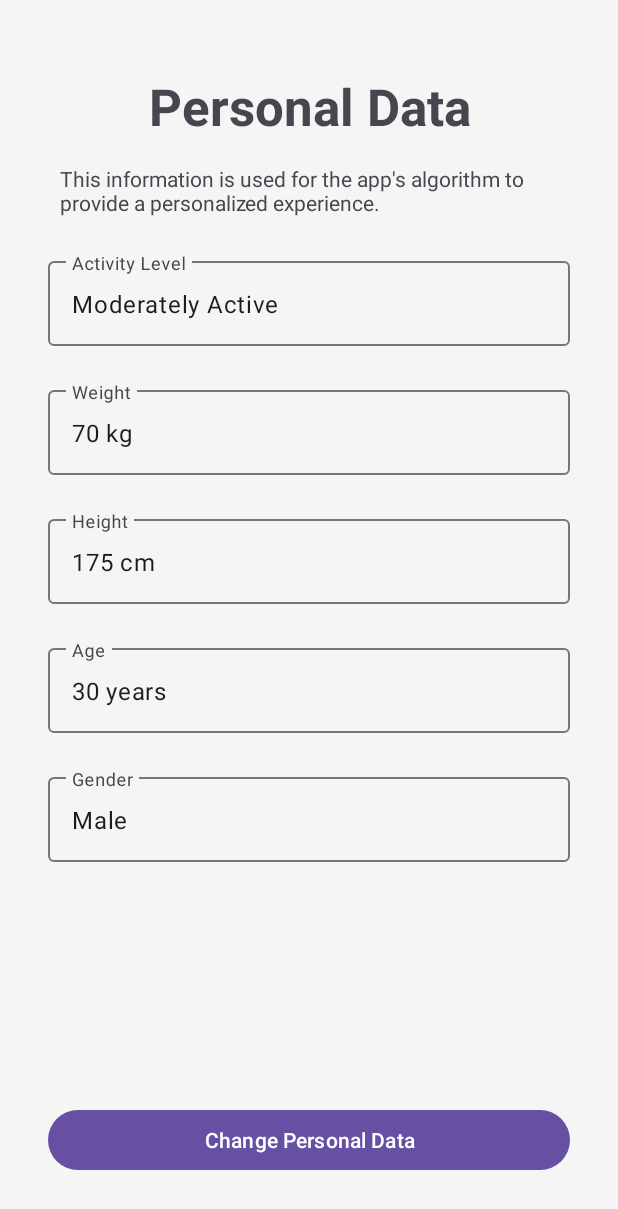
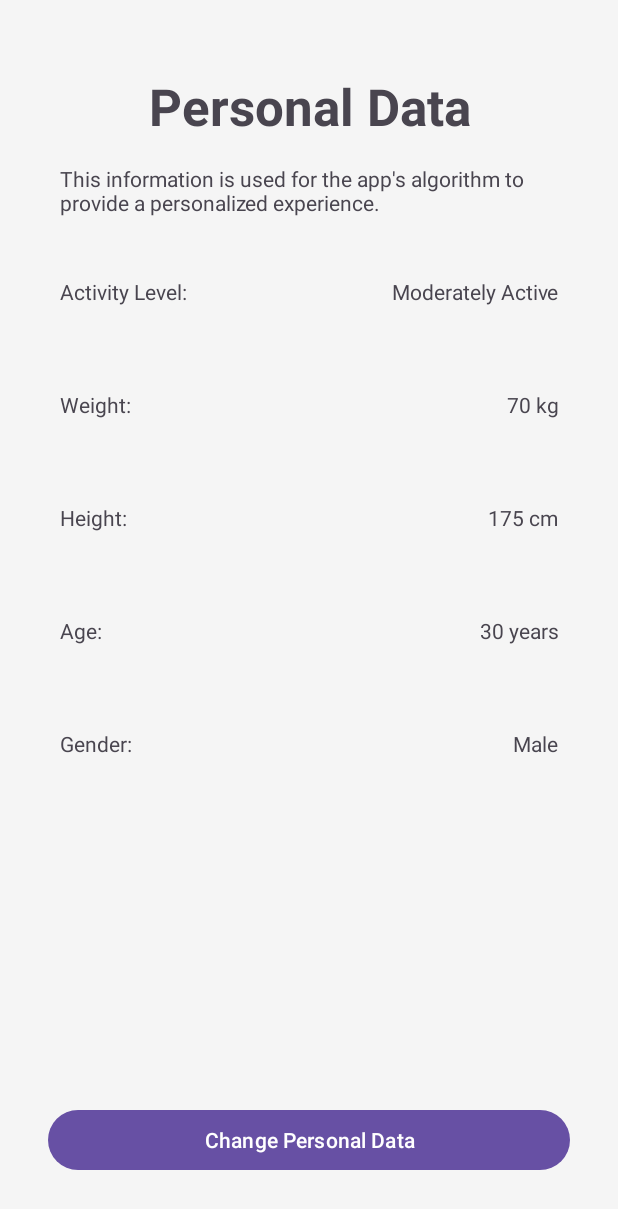
Before and after one commit to NutriLensAI/Mobile-Development, an Android app: the fragment PersonalFragment placed in its activity, on a phone screen of 412 x 824 dp. Shown: the top 1209 px of the screen. Run offline under Robolectric (Android 15) with nearby library versions, the phone set to English and light mode, and no system bars; 1 statement that could not run was skipped.

Commit message:
update still working it

```diff
--- a/app/src/main/java/com/capstone/mobiledevelopment/nutrilens/view/settings/personal/PersonalFragment.kt
+++ b/app/src/main/java/com/capstone/mobiledevelopment/nutrilens/view/settings/personal/PersonalFragment.kt
@@ -1,12 +1,15 @@
 package com.capstone.mobiledevelopment.nutrilens.view.settings.personal
 
+import android.content.Intent
 import androidx.fragment.app.viewModels
 import android.os.Bundle
 import androidx.fragment.app.Fragment
 import android.view.LayoutInflater
 import android.view.View
 import android.view.ViewGroup
+import android.widget.Button
 import com.capstone.mobiledevelopment.nutrilens.R
+import com.capstone.mobiledevelopment.nutrilens.view.settings.personal.changepersonal.PersonalActivity
 
 class PersonalFragment : Fragment() {
 
@@ -24,6 +27,15 @@ class PersonalFragment : Fragment() {
 
     override fun onCreateView(inflater: LayoutInflater, container: ViewGroup?,
                               savedInstanceState: Bundle?): View {
-        return inflater.inflate(R.layout.fragment_personal, container, false)
+        // Inflate the layout for this fragment
+        val view = inflater.inflate(R.layout.fragment_personal, container, false)
+
+        val btnChangePersonalData = view.findViewById<Button>(R.id.btnChangePersonalData)
+        btnChangePersonalData.setOnClickListener {
+            val intent = Intent(activity, PersonalActivity::class.java)
+            startActivity(intent)
+        }
+
+        return view
     }
 }
--- a/app/src/main/java/com/capstone/mobiledevelopment/nutrilens/view/settings/personal/changepersonal/PersonalActivity.kt
+++ b/app/src/main/java/com/capstone/mobiledevelopment/nutrilens/view/settings/personal/changepersonal/PersonalActivity.kt
@@ -6,16 +6,25 @@ import androidx.appcompat.app.AppCompatActivity
 import androidx.core.view.ViewCompat
 import androidx.core.view.WindowInsetsCompat
 import com.capstone.mobiledevelopment.nutrilens.R
+import com.capstone.mobiledevelopment.nutrilens.view.settings.personal.changepersonal.activitylevel.ActivityLevelFragment
 
 class PersonalActivity : AppCompatActivity() {
     override fun onCreate(savedInstanceState: Bundle?) {
         super.onCreate(savedInstanceState)
         enableEdgeToEdge()
         setContentView(R.layout.activity_personal)
+
         ViewCompat.setOnApplyWindowInsetsListener(findViewById(R.id.main)) { v, insets ->
             val systemBars = insets.getInsets(WindowInsetsCompat.Type.systemBars())
             v.setPadding(systemBars.left, systemBars.top, systemBars.right, systemBars.bottom)
             insets
         }
+
+        // Check if this is the first creation
+        if (savedInstanceState == null) {
+            supportFragmentManager.beginTransaction()
+                .replace(R.id.fragment_container, ActivityLevelFragment.newInstance())
+                .commit()
+        }
     }
 }
--- a/app/src/main/res/layout/fragment_personal.xml
+++ b/app/src/main/res/layout/fragment_personal.xml
@@ -40,110 +40,152 @@
             app:layout_constraintStart_toStartOf="@+id/titlePersonalData"
             app:layout_constraintTop_toBottomOf="@id/titlePersonalData" />
 
-        <!-- Activity Level Display -->
-        <com.google.android.material.textfield.TextInputLayout
-            android:id="@+id/tilActivityLevel"
-            android:layout_width="0dp"
+
+        <!-- Section for Activity Level -->
+
+        <!-- Section for Weight -->
+        <LinearLayout
+            android:id="@+id/ActivityLevel"
+            android:layout_width="match_parent"
             android:layout_height="wrap_content"
-            android:layout_marginStart="16dp"
+            android:layout_marginStart="8dp"
             android:layout_marginTop="24dp"
-            android:layout_marginEnd="16dp"
+            android:layout_marginEnd="8dp"
+            android:orientation="horizontal"
+            android:padding="16dp"
             app:layout_constraintEnd_toEndOf="parent"
             app:layout_constraintStart_toStartOf="parent"
-            app:layout_constraintTop_toBottomOf="@id/explanationText">
+            app:layout_constraintTop_toBottomOf="@+id/explanationText">
 
-            <com.google.android.material.textfield.TextInputEditText
-                android:id="@+id/etActivityLevel"
-                android:layout_width="match_parent"
+            <TextView
+                android:layout_width="0dp"
                 android:layout_height="wrap_content"
-                android:focusable="false"
-                android:hint="Activity Level"
+                android:layout_weight="1"
+                android:text="Activity Level:" />
+
+            <TextView
+                android:id="@+id/tvActivityLevel"
+                android:layout_width="wrap_content"
+                android:layout_height="wrap_content"
+                android:gravity="end"
                 android:text="Moderately Active" />
-        </com.google.android.material.textfield.TextInputLayout>
 
-        <!-- Weight Display -->
-        <com.google.android.material.textfield.TextInputLayout
-            android:id="@+id/tilWeight"
-            android:layout_width="0dp"
+        </LinearLayout>
+
+        <!-- Section for Height -->
+        <LinearLayout
+            android:id="@+id/Weight"
+            android:layout_width="match_parent"
             android:layout_height="wrap_content"
-            android:layout_marginStart="16dp"
+            android:layout_marginStart="8dp"
             android:layout_marginTop="24dp"
-            android:layout_marginEnd="16dp"
+            android:layout_marginEnd="8dp"
+            android:orientation="horizontal"
+            android:padding="16dp"
             app:layout_constraintEnd_toEndOf="parent"
             app:layout_constraintStart_toStartOf="parent"
-            app:layout_constraintTop_toBottomOf="@id/tilActivityLevel">
+            app:layout_constraintTop_toBottomOf="@+id/ActivityLevel">
 
-            <com.google.android.material.textfield.TextInputEditText
-                android:id="@+id/etWeight"
-                android:layout_width="match_parent"
+            <TextView
+                android:layout_width="0dp"
                 android:layout_height="wrap_content"
-                android:focusable="false"
-                android:hint="Weight"
+                android:layout_weight="1"
+                android:text="Weight:" />
+
+            <TextView
+                android:id="@+id/tvWeight"
+                android:layout_width="wrap_content"
+                android:layout_height="wrap_content"
+                android:gravity="end"
                 android:text="70 kg" />
-        </com.google.android.material.textfield.TextInputLayout>
 
-        <!-- Height Display -->
-        <com.google.android.material.textfield.TextInputLayout
-            android:id="@+id/tilHeight"
-            android:layout_width="0dp"
+        </LinearLayout>
+
+        <!-- Section for Age -->
+        <LinearLayout
+            android:id="@+id/Height"
+            android:layout_width="match_parent"
             android:layout_height="wrap_content"
-            android:layout_marginStart="16dp"
+            android:layout_marginStart="8dp"
             android:layout_marginTop="24dp"
-            android:layout_marginEnd="16dp"
+            android:layout_marginEnd="8dp"
+            android:orientation="horizontal"
+            android:padding="16dp"
             app:layout_constraintEnd_toEndOf="parent"
             app:layout_constraintStart_toStartOf="parent"
-            app:layout_constraintTop_toBottomOf="@id/tilWeight">
+            app:layout_constraintTop_toBottomOf="@+id/Weight">
 
-            <com.google.android.material.textfield.TextInputEditText
-                android:id="@+id/etHeight"
-                android:layout_width="match_parent"
+            <TextView
+                android:layout_width="0dp"
                 android:layout_height="wrap_content"
-                android:focusable="false"
-                android:hint="Height"
+                android:layout_weight="1"
+                android:text="Height:" />
+
+            <TextView
+                android:id="@+id/tvHeight"
+                android:layout_width="wrap_content"
+                android:layout_height="wrap_content"
+                android:gravity="end"
                 android:text="175 cm" />
-        </com.google.android.material.textfield.TextInputLayout>
 
-        <!-- Age Display -->
-        <com.google.android.material.textfield.TextInputLayout
-            android:id="@+id/tilAge"
-            android:layout_width="0dp"
+        </LinearLayout>
+
+        <!-- Section for Gender -->
+        <LinearLayout
+            android:id="@+id/Age"
+            android:layout_width="match_parent"
             android:layout_height="wrap_content"
-            android:layout_marginStart="16dp"
+            android:layout_marginStart="8dp"
             android:layout_marginTop="24dp"
-            android:layout_marginEnd="16dp"
+            android:layout_marginEnd="8dp"
+            android:orientation="horizontal"
+            android:padding="16dp"
             app:layout_constraintEnd_toEndOf="parent"
             app:layout_constraintStart_toStartOf="parent"
-            app:layout_constraintTop_toBottomOf="@id/tilHeight">
+            app:layout_constraintTop_toBottomOf="@+id/Height">
 
-            <com.google.android.material.textfield.TextInputEditText
-                android:id="@+id/etAge"
-                android:layout_width="match_parent"
+            <TextView
+                android:layout_width="0dp"
                 android:layout_height="wrap_content"
-                android:focusable="false"
-                android:hint="Age"
+                android:layout_weight="1"
+                android:text="Age:" />
+
+            <TextView
+                android:id="@+id/tvAge"
+                android:layout_width="wrap_content"
+                android:layout_height="wrap_content"
+                android:gravity="end"
                 android:text="30 years" />
-        </com.google.android.material.textfield.TextInputLayout>
 
-        <!-- Gender Display -->
-        <com.google.android.material.textfield.TextInputLayout
-            android:id="@+id/tilGender"
-            android:layout_width="0dp"
+        </LinearLayout>
+
+        <LinearLayout
+            android:id="@+id/Gender"
+            android:layout_width="match_parent"
             android:layout_height="wrap_content"
-            android:layout_marginStart="16dp"
+            android:layout_marginStart="8dp"
             android:layout_marginTop="24dp"
-            android:layout_marginEnd="16dp"
+            android:layout_marginEnd="8dp"
+            android:orientation="horizontal"
+            android:padding="16dp"
             app:layout_constraintEnd_toEndOf="parent"
             app:layout_constraintStart_toStartOf="parent"
-            app:layout_constraintTop_toBottomOf="@id/tilAge">
+            app:layout_constraintTop_toBottomOf="@+id/Age">
 
-            <com.google.android.material.textfield.TextInputEditText
-                android:id="@+id/etGender"
-                android:layout_width="match_parent"
+            <TextView
+                android:layout_width="0dp"
                 android:layout_height="wrap_content"
-                android:focusable="false"
-                android:hint="Gender"
+                android:layout_weight="1"
+                android:text="Gender:" />
+
+            <TextView
+                android:id="@+id/tvGender"
+                android:layout_width="wrap_content"
+                android:layout_height="wrap_content"
+                android:gravity="end"
                 android:text="Male" />
-        </com.google.android.material.textfield.TextInputLayout>
+
+        </LinearLayout>
 
         <Button
             android:id="@+id/btnChangePersonalData"
```
